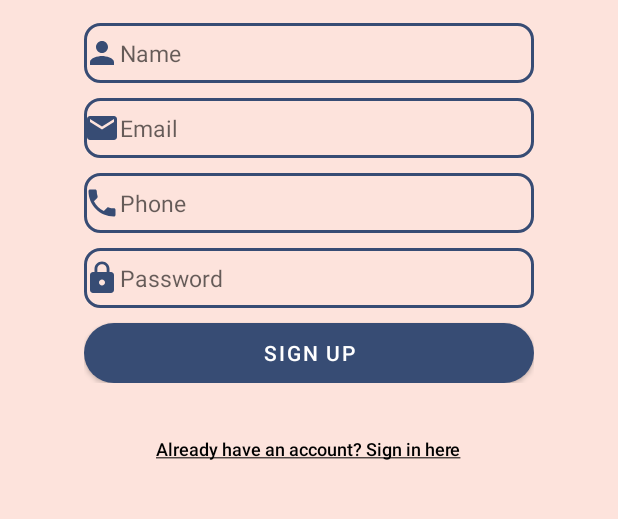
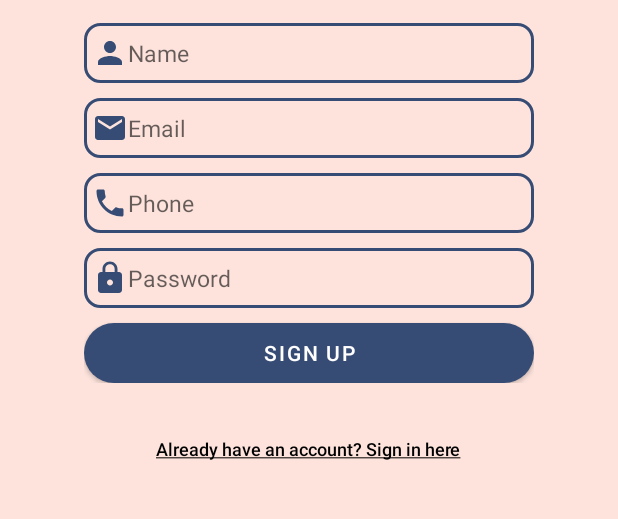
Before and after one commit to hansi0708/BriskyBake, an Android app: the screen it shows after launch (MainActivity), on a phone screen of 412 x 824 dp, the part 354-873 px from its top. Run offline under Robolectric (Android 15) with nearby library versions, the phone set to English and light mode, and no system bars; our stand-ins replace Firebase (no records; nobody signed in at launch, a user with empty details on screens opened directly).

Commit message:
second commit

```diff
--- a/app/src/main/res/layout/activity_main.xml
+++ b/app/src/main/res/layout/activity_main.xml
@@ -41,14 +41,15 @@
             android:id="@+id/TextNamesignup"
             android:layout_width="match_parent"
             android:layout_height="40dp"
+            android:layout_gravity="start"
             android:layout_marginTop="15dp"
             android:background="@drawable/outline"
             android:drawableStart="@drawable/tbicon_name"
             android:drawableLeft="@drawable/tbicon_name"
             android:ems="10"
-            android:layout_gravity="start"
             android:hint="@string/name"
             android:inputType="textPersonName"
+            android:paddingLeft="5dp"
             android:textAlignment="viewStart"
             android:textSize="15sp"
             tools:ignore="Autofill" />
@@ -57,14 +58,15 @@
             android:id="@+id/TextEmailsignup"
             android:layout_width="match_parent"
             android:layout_height="40dp"
+            android:layout_gravity="start"
             android:layout_marginTop="10dp"
             android:background="@drawable/outline"
             android:drawableStart="@drawable/tbicon_email"
             android:drawableLeft="@drawable/tbicon_email"
             android:ems="10"
-            android:layout_gravity="start"
             android:hint="@string/email"
             android:inputType="textEmailAddress"
+            android:paddingLeft="5dp"
             android:textSize="15sp"
             tools:ignore="Autofill" />
 
@@ -72,14 +74,15 @@
             android:id="@+id/TextPhonesignup"
             android:layout_width="match_parent"
             android:layout_height="40dp"
+            android:layout_gravity="start"
             android:layout_marginTop="10dp"
             android:background="@drawable/outline"
             android:drawableStart="@drawable/tbicon_phone"
             android:drawableLeft="@drawable/tbicon_phone"
             android:ems="10"
-            android:layout_gravity="start"
             android:hint="@string/phone"
             android:inputType="phone"
+            android:paddingLeft="5dp"
             android:textSize="15sp"
             tools:ignore="Autofill" />
 
@@ -87,14 +90,16 @@
             android:id="@+id/TextPasswordsignup"
             android:layout_width="match_parent"
             android:layout_height="40dp"
+            android:layout_gravity="start"
             android:layout_marginTop="10dp"
             android:background="@drawable/outline"
             android:drawableStart="@drawable/tbiconpassword"
             android:drawableLeft="@drawable/tbiconpassword"
             android:ems="10"
-            android:layout_gravity="start"
             android:hint="@string/password"
             android:inputType="textPassword"
+            android:paddingLeft="5dp"
+            android:password="true"
             android:textSize="15sp"
             tools:ignore="Autofill" />
 
```
Also changed, not shown: app/src/main/res/layout/activity_login.xml (+6 -3 lines), app/src/main/res/layout/app_bar_main.xml (+6 -4 lines).
